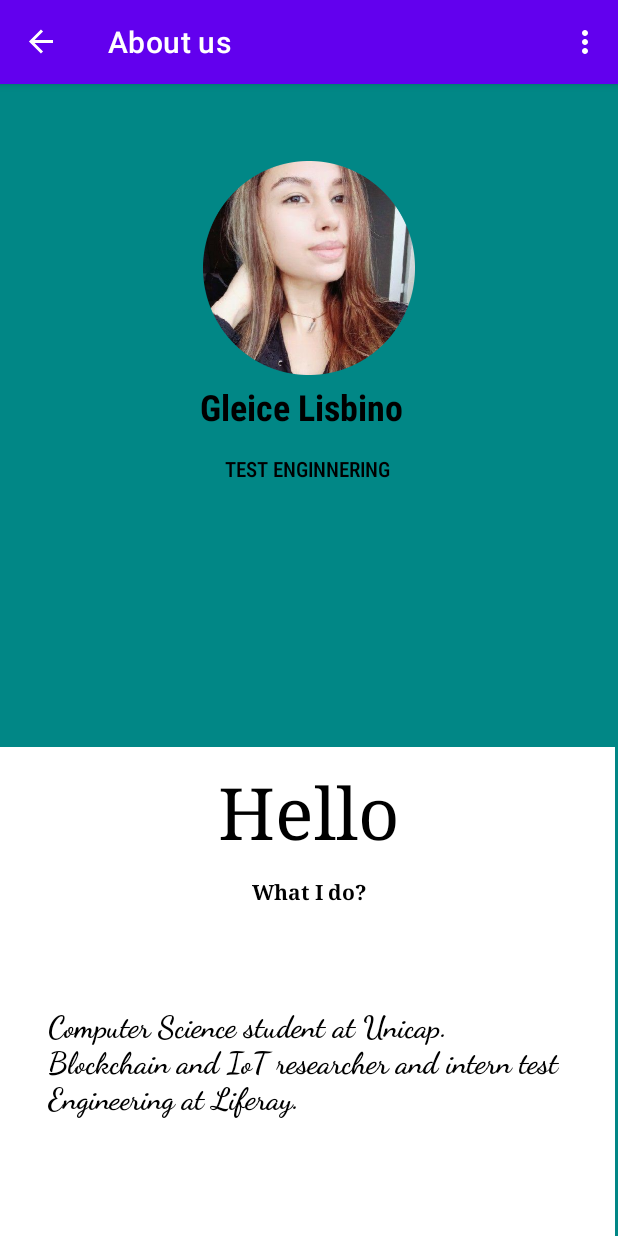
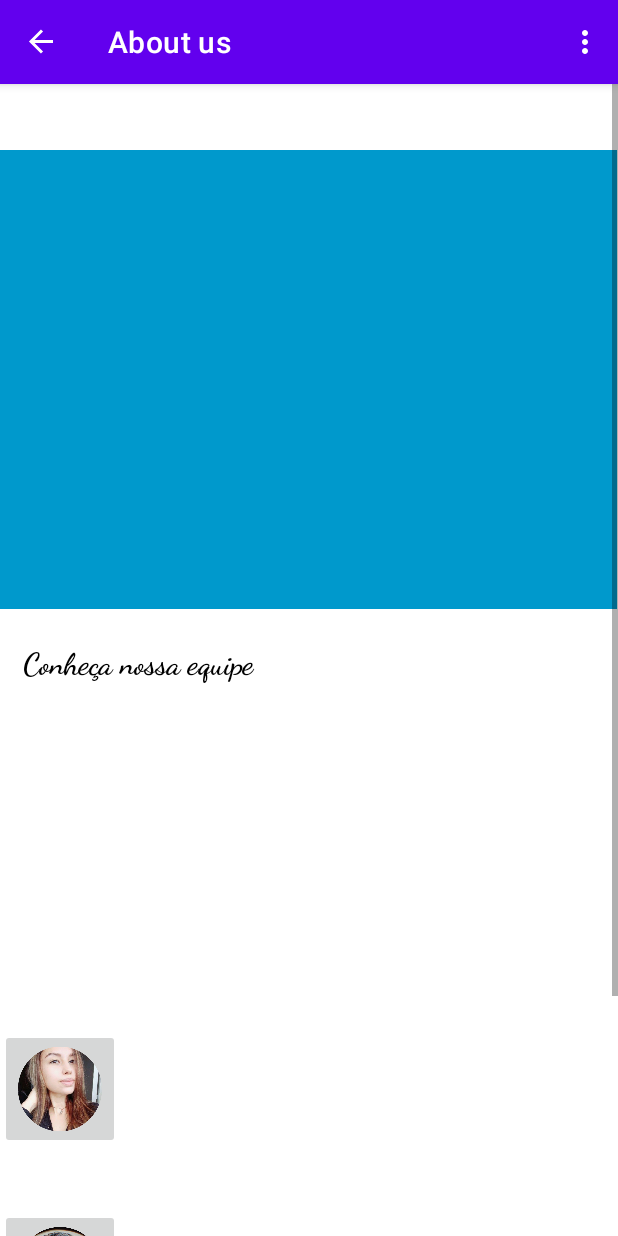
Before and after one commit to jrodolforeis/PontosRecife, an Android app: the AboutUsFragment screen opened through its navigation route, on a phone screen of 412 x 824 dp. Run offline under Robolectric (Android 15) with nearby library versions, the phone set to English and light mode, and no system bars; our stand-ins replace data binding, navigation-ui.

Commit message:
Conexao about us

```diff
--- a/app/src/main/java/com/example/pontosrecife/AboutUsFragment.kt
+++ b/app/src/main/java/com/example/pontosrecife/AboutUsFragment.kt
@@ -1,42 +1,88 @@
 package com.example.pontosrecife
 
-import androidx.lifecycle.ViewModelProvider
 import android.os.Bundle
 import android.view.*
+import androidx.databinding.DataBindingUtil
 import androidx.fragment.app.Fragment
 import androidx.navigation.findNavController
 import androidx.navigation.ui.NavigationUI
+import com.example.pontosrecife.databinding.FragmentAboutUsBinding
+
+// TODO: Rename parameter arguments, choose names that match
+// the fragment initialization parameters, e.g. ARG_ITEM_NUMBER
+private const val ARG_PARAM1 = "param1"
+private const val ARG_PARAM2 = "param2"
+
 
 class AboutUsFragment : Fragment() {
+    /*
+    // TODO: Rename and change types of parameters
+    private var param1: String? = null
+    private var param2: String? = null
 
-    companion object {
-        fun newInstance() = AboutUsFragment()
+    override fun onCreate(savedInstanceState: Bundle?) {
+        super.onCreate(savedInstanceState)
+        arguments?.let {
+            param1 = it.getString(ARG_PARAM1)
+            param2 = it.getString(ARG_PARAM2)
+        }
     }
-
-    private lateinit var viewModel: AboutUsViewModel
 
     override fun onCreateView(
         inflater: LayoutInflater, container: ViewGroup?,
         savedInstanceState: Bundle?
     ): View? {
-        setHasOptionsMenu(true)
+        // Inflate the layout for this fragment
         return inflater.inflate(R.layout.fragment_about_us, container, false)
     }
 
-    override fun onActivityCreated(savedInstanceState: Bundle?) {
-        super.onActivityCreated(savedInstanceState)
-        viewModel = ViewModelProvider(this).get(AboutUsViewModel::class.java)
-        // TODO: Use the ViewModel
+    companion object {
+        /**
+         * Use this factory method to create a new instance of
+         * this fragment using the provided parameters.
+         *
+         * @param param1 Parameter 1.
+         * @param param2 Parameter 2.
+         * @return A new instance of fragment AboutUsAllFragment.
+         */
+        // TODO: Rename and change types and number of parameters
+        @JvmStatic
+        fun newInstance(param1: String, param2: String) =
+            AboutUsAllFragment().apply {
+                arguments = Bundle().apply {
+                    putString(ARG_PARAM1, param1)
+                    putString(ARG_PARAM2, param2)
+                }
+            }
+    }
+     */
+    override fun onCreateView(inflater: LayoutInflater, container: ViewGroup?,
+                              savedInstanceState: Bundle?): View? {
+        val binding = DataBindingUtil.inflate<FragmentAboutUsBinding>(inflater,
+                R.layout.fragment_about_us,container,false)
+
+        binding.gleiceButton.setOnClickListener { view : View ->
+            view.findNavController().navigate(R.id.action_aboutUsFragment2_to_gleiceFragment)
+        }
+        binding.joaoButton.setOnClickListener { view : View ->
+            view.findNavController().navigate(R.id.action_aboutUsFragment2_to_joaoFragment)
+        }
+        binding.rodolfoButton.setOnClickListener { view : View ->
+            view.findNavController().navigate(R.id.action_aboutUsFragment2_to_rodolfoFragment)
+        }
+
+        setHasOptionsMenu(true)
+        return binding.root
     }
 
     override fun onCreateOptionsMenu(menu: Menu, inflater: MenuInflater) {
         super.onCreateOptionsMenu(menu, inflater)
-        inflater.inflate(R.menu.options_menu, menu)
+        inflater.inflate(R.menu.options_menu,menu)
     }
 
     override fun onOptionsItemSelected(item: MenuItem): Boolean {
-        return NavigationUI.onNavDestinationSelected(item, requireView().findNavController())
-                || super.onOptionsItemSelected(item)
+        return NavigationUI.onNavDestinationSelected(item,requireView().findNavController())
+                ||super.onOptionsItemSelected(item)
     }
 
 }
--- a/app/src/main/java/com/example/pontosrecife/AboutUsViewModel.kt
+++ b/app/src/main/java/com/example/pontosrecife/GleiceViewModel.kt
@@ -2,6 +2,6 @@ package com.example.pontosrecife
 
 import androidx.lifecycle.ViewModel
 
-class AboutUsViewModel : ViewModel() {
+class GleiceViewModel : ViewModel() {
     // TODO: Implement the ViewModel
 }
--- a/app/src/main/res/layout/fragment_about_us.xml
+++ b/app/src/main/res/layout/fragment_about_us.xml
@@ -1,20 +1,39 @@
 <?xml version="1.0" encoding="utf-8"?>
-<androidx.constraintlayout.widget.ConstraintLayout xmlns:android="http://schemas.android.com/apk/res/android"
+<layout xmlns:android="http://schemas.android.com/apk/res/android"
     xmlns:app="http://schemas.android.com/apk/res-auto"
-xmlns:tools="http://schemas.android.com/tools"
+    xmlns:tools="http://schemas.android.com/tools" >
+
+    <androidx.constraintlayout.widget.ConstraintLayout
+        android:id="@+id/titleConstraint"
+        android:layout_width="match_parent"
+        android:layout_height="match_parent">
+
+        <ScrollView
+            android:id="@+id/ScrollView01"
             android:layout_width="match_parent"
             android:layout_height="match_parent"
-android:background="@color/teal_700"
-android:drawingCacheQuality="auto"
-tools:context=".AboutUsFragment"
-android:filterTouchesWhenObscured="false">
+            app:layout_constraintBottom_toBottomOf="parent"
+            app:layout_constraintEnd_toEndOf="parent"
+            app:layout_constraintStart_toStartOf="parent"
+            app:layout_constraintTop_toTopOf="parent">
+
+            <LinearLayout
+                android:id="@+id/LinearLayout01"
+                android:layout_width="match_parent"
+                android:layout_height="wrap_content"
+                android:gravity="center_vertical"
+                android:orientation="vertical"
+                app:layout_constraintBottom_toBottomOf="parent"
+                app:layout_constraintLeft_toLeftOf="parent"
+                app:layout_constraintRight_toRightOf="parent">
 
                 <TextView
-    android:id="@+id/textView14"
-    android:layout_width="410dp"
-    android:layout_height="326dp"
+                    android:id="@+id/textView"
+                    android:layout_width="411dp"
+                    android:layout_height="306dp"
                     android:layout_marginTop="44dp"
-    android:background="@android:color/white"
+                    android:layout_marginBottom="24dp"
+                    android:background="@android:color/holo_blue_dark"
                     android:visibility="visible"
                     app:layout_constraintBottom_toBottomOf="parent"
                     app:layout_constraintEnd_toEndOf="parent"
@@ -30,91 +49,43 @@ android:filterTouchesWhenObscured="false">
                     android:layout_height="76dp"
                     android:layout_marginStart="15dp"
                     android:layout_marginEnd="15dp"
-    android:layout_marginBottom="76dp"
+                    android:layout_marginBottom="160dp"
                     android:fontFamily="cursive"
-    android:text="@string/gleice_description"
+                    android:text="Conheça nossa equipe"
                     android:textColor="@android:color/black"
                     android:textSize="20sp"
                     android:textStyle="bold"
                     app:layout_constraintBottom_toBottomOf="parent"
                     app:layout_constraintEnd_toEndOf="parent"
+                    app:layout_constraintHorizontal_bias="0.484"
                     app:layout_constraintStart_toStartOf="parent" />
 
-<TextView
-    android:id="@+id/textView2"
-    android:layout_width="145dp"
-    android:layout_height="48dp"
-    android:layout_marginStart="130dp"
-    android:layout_marginTop="1dp"
-    android:layout_marginEnd="130dp"
-    android:fontFamily="sans-serif-condensed-medium"
-    android:text="@string/gleice_name"
-    android:textColor="@android:color/black"
-    android:textSize="24sp"
-    android:textStyle="bold"
-    app:layout_constraintEnd_toEndOf="parent"
-    app:layout_constraintStart_toStartOf="parent"
-    app:layout_constraintTop_toBottomOf="@+id/imageView4" />
+                <ImageButton
+                    android:id="@+id/gleice_button"
+                    android:layout_width="@dimen/img_button_width"
+                    android:layout_height="@dimen/img_button_height"
+                    android:layout_marginVertical="20dp"
+                    android:scaleType="fitCenter"
+                    android:src="@drawable/gleiceredondo" />
 
-<TextView
-    android:id="@+id/textView3"
-    android:layout_width="wrap_content"
-    android:layout_height="wrap_content"
-    android:layout_marginStart="153dp"
-    android:layout_marginEnd="155dp"
-    android:fontFamily="sans-serif-condensed-light"
-    android:text="@string/gleice_fun"
-    android:textColor="@android:color/black"
-    android:textStyle="bold"
-    app:layout_constraintEnd_toEndOf="parent"
-    app:layout_constraintStart_toStartOf="parent"
-    app:layout_constraintTop_toBottomOf="@+id/textView2" />
+                <ImageButton
+                    android:id="@+id/joao_button"
+                    android:layout_width="@dimen/img_button_width"
+                    android:layout_height="@dimen/img_button_height"
+                    android:layout_marginVertical="20dp"
+                    android:scaleType="fitCenter"
+                    android:src="@drawable/joaoredondo" />
 
-<TextView
-    android:id="@+id/textView17"
-    android:layout_width="wrap_content"
-    android:layout_height="wrap_content"
-    android:layout_marginStart="153dp"
-    android:layout_marginTop="220dp"
-    android:layout_marginEnd="155dp"
-    android:layout_marginBottom="60dp"
-    android:fontFamily="serif"
-    android:text="@string/my_sal"
-    android:textColor="@android:color/black"
-    android:textStyle="bold"
-    app:layout_constraintBottom_toTopOf="@+id/textView13"
-    app:layout_constraintEnd_toEndOf="parent"
-    app:layout_constraintHorizontal_bias="0.538"
-    app:layout_constraintStart_toStartOf="parent"
-    app:layout_constraintTop_toBottomOf="@+id/textView2"
-    app:layout_constraintVertical_bias="0.882" />
+                <ImageButton
+                    android:id="@+id/rodolfo_button"
+                    android:layout_width="@dimen/img_button_width"
+                    android:layout_height="@dimen/img_button_height"
+                    android:layout_marginVertical="20dp"
+                    android:scaleType="fitCenter"
+                    android:src="@drawable/rodolforedondo" />
 
-<TextView
-    android:id="@+id/textView6"
-    android:layout_width="wrap_content"
-    android:layout_height="wrap_content"
-    android:layout_marginStart="155dp"
-    android:layout_marginEnd="155dp"
-    android:layout_marginBottom="32dp"
-    android:fontFamily="serif"
-    android:text="@string/simple_hello"
-    android:textColor="@android:color/black"
-    android:textSize="48sp"
-    app:layout_constraintBottom_toBottomOf="@+id/textView17"
-    app:layout_constraintEnd_toEndOf="parent"
-    app:layout_constraintStart_toStartOf="parent" />
+            </LinearLayout>
+        </ScrollView>
+    </androidx.constraintlayout.widget.ConstraintLayout>
 
-<ImageView
-    android:id="@+id/imageView4"
-    android:layout_width="141dp"
-    android:layout_height="149dp"
-    android:layout_marginStart="130dp"
-    android:layout_marginTop="48dp"
-    android:layout_marginEnd="130dp"
-    android:src="@drawable/meprofile"
-    app:layout_constraintEnd_toEndOf="parent"
-    app:layout_constraintStart_toStartOf="parent"
-    app:layout_constraintTop_toTopOf="parent"
-    android:contentDescription="@string/do_todo" />
-
-</androidx.constraintlayout.widget.ConstraintLayout>
+</layout>
--- a/app/src/main/res/layout/fragment_joao.xml
+++ b/app/src/main/res/layout/fragment_joao.xml
@@ -6,7 +6,7 @@
     android:layout_height="match_parent"
     android:background="@color/teal_700"
     android:drawingCacheQuality="auto"
-    tools:context=".AboutUsFragment"
+    tools:context=".GleiceFrament"
     android:filterTouchesWhenObscured="false">
 
     <TextView
--- a/app/src/main/res/layout/fragment_rodolfo.xml
+++ b/app/src/main/res/layout/fragment_rodolfo.xml
@@ -6,7 +6,7 @@
     android:layout_height="match_parent"
     android:background="@color/teal_700"
     android:drawingCacheQuality="auto"
-    tools:context=".AboutUsFragment"
+    tools:context=".GleiceFrament"
     android:filterTouchesWhenObscured="false">
 
     <TextView
@@ -63,7 +63,7 @@
         android:layout_marginStart="153dp"
         android:layout_marginEnd="155dp"
         android:fontFamily="sans-serif-condensed-light"
-        android:text="@string/rodonfo_fun"
+        android:text="@string/rodolfo_fun"
         android:textColor="@android:color/black"
         android:textStyle="bold"
         app:layout_constraintEnd_toEndOf="parent"
--- a/app/src/main/res/menu/options_menu.xml
+++ b/app/src/main/res/menu/options_menu.xml
@@ -6,6 +6,6 @@
         android:id="@+id/aboutUsFragment"
         android:title="@string/about" />
     <item
-        android:id="@+id/descricaoProjeto"
-        android:title="@string/projeto" />
+        android:id="@+id/faqFragment"
+        android:title="@string/faq" />
 </menu>
--- a/app/src/main/res/navigation/navigation.xml
+++ b/app/src/main/res/navigation/navigation.xml
@@ -10,28 +10,37 @@
         android:name="com.example.pontosrecife.TitleFragment"
         android:label="@string/inicio" />
     <fragment
-        android:id="@+id/aboutUsFragment"
-        android:name="com.example.pontosrecife.AboutUsFragment"
-        android:label="@string/about"
-        tools:layout="@layout/fragment_about_us" />
+        android:id="@+id/gleiceFragment"
+        android:name="com.example.pontosrecife.GleiceFrament"
+        android:label="@string/gleice_name"
+        tools:layout="@layout/fragment_gleice" />
     <fragment
         android:id="@+id/rodolfoFragment"
         android:name="com.example.pontosrecife.RodolfoFragment"
-        android:label="fragment_rodolfo"
+        android:label="@string/rodolfo_name"
         tools:layout="@layout/fragment_rodolfo" />
     <fragment
         android:id="@+id/joaoFragment"
         android:name="com.example.pontosrecife.JoaoFragment"
-        android:label="fragment_joao"
+        android:label="@string/joao_name"
         tools:layout="@layout/fragment_joao" />
     <fragment
-        android:id="@+id/aboutUsAllFragment"
-        android:name="com.example.pontosrecife.AboutUsAllFragment"
-        android:label="fragment_about_us_all"
-        tools:layout="@layout/fragment_about_us_all" />
+        android:id="@+id/faqFragment"
+        android:name="com.example.pontosrecife.FaqFragment"
+        android:label="@string/faq"
+        tools:layout="@layout/fragment_faq" />
     <fragment
-        android:id="@+id/faqFragment2"
-        android:name="com.example.pontosrecife.FaqFragment"
-        android:label="fragment_faq"
-        tools:layout="@layout/fragment_faq" />
+        android:id="@+id/aboutUsFragment"
+        android:name="com.example.pontosrecife.AboutUsFragment"
+        android:label="@string/about">
+        <action
+            android:id="@+id/action_aboutUsFragment2_to_gleiceFragment"
+            app:destination="@id/gleiceFragment" />
+        <action
+            android:id="@+id/action_aboutUsFragment2_to_joaoFragment"
+            app:destination="@id/joaoFragment" />
+        <action
+            android:id="@+id/action_aboutUsFragment2_to_rodolfoFragment"
+            app:destination="@id/rodolfoFragment" />
+    </fragment>
 </navigation>
--- a/app/src/main/res/values/dimens.xml
+++ b/app/src/main/res/values/dimens.xml
@@ -2,4 +2,6 @@
 <resources>
     <dimen name="horizontal_margin">12dp</dimen>
     <dimen name="text_margin">16dp</dimen>
+    <dimen name="img_button_width">80dp</dimen>
+    <dimen name="img_button_height">80dp</dimen>
 </resources>
--- a/app/src/main/res/values/strings.xml
+++ b/app/src/main/res/values/strings.xml
@@ -10,11 +10,11 @@
     <string name="gleice_fun">TEST ENGINNERING</string>
     <string name="simple_hello">Hello</string>
     <string name="do_todo">TODO</string>
-    <string name="projeto">Sobre o projeto</string>
+    <string name="faq">FAQ</string>
     <!-- TODO: Remove or change this placeholder text -->
     <string name="hello_blank_fragment">Hello blank fragment</string>
     <string name="rodolfo_description">Pesquisador PIBIC @unicap e monitor da cadeira de Linguagens Formais</string>
-    <string name="rodonfo_fun">BACK-END DEVELOPER</string>
+    <string name="rodolfo_fun">BACK-END DEVELOPER</string>
     <string name="rodolfo_name">José Rodolfo</string>
     <string name="joao_description">Pesquisador PIBIC @unicap</string>
     <string name="joao_name">FRONT-END DEVELOPER</string>
```
Also changed, not shown: app/src/main/java/com/example/pontosrecife/AboutUsAllFragment.kt (deleted, +0 -59 lines), app/src/main/java/com/example/pontosrecife/FaqFragment.kt (+14 -3 lines), app/src/main/java/com/example/pontosrecife/GleiceFrament.kt (added, +42 -0 lines), app/src/main/res/layout/fragment_about_us_all.xml (deleted, +0 -45 lines), app/src/main/res/layout/fragment_gleice.xml (added, +120 -0 lines), app/src/main/res/drawable/gleiceredondo.png (renamed from app/src/main/res/drawable/meprofile.png). Lines whose indentation alone changed are shown as unchanged.
